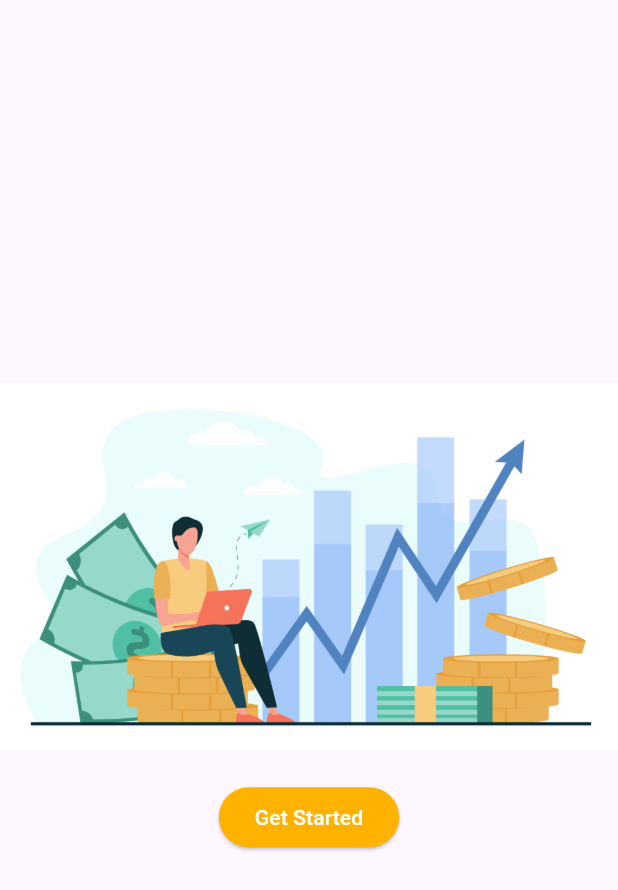
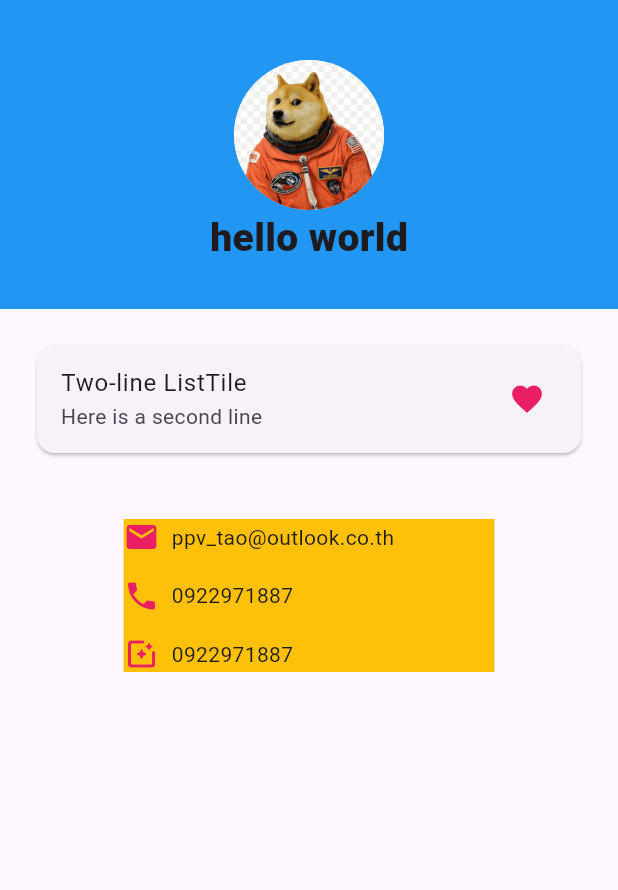
Before and after one commit to Tao-Toxicboy19/flutter_assigment02, a Flutter app: the screen it shows after launch, on a phone screen of 412 x 824 dp. Shown: the top 890 px of the screen. Run offline on Flutter 3.47's test engine with Material 3 defaults, Android fonts, the phone set to English and light mode, and no system bars; our stand-ins replace get.

```diff
--- a/lib/screens/Home/home_screen.dart
+++ b/lib/screens/Home/home_screen.dart
@@ -2,6 +2,7 @@
 
 import 'package:flutter/material.dart';
 import 'package:flutter_assigment02/screens/product/product_screen.dart';
+import 'package:flutter_assigment02/screens/contact/contact_screen.dart';
 import 'package:flutter_assigment02/widget/card/card.dart';
 import 'package:flutter_assigment02/widget/seachText/seach_text.dart';
 
@@ -37,14 +38,12 @@ class _HomePageState extends State<HomePage> {
               SearchTextFieldExample(),
               Padding(
                 padding: const EdgeInsets.all(12),
-                child: CardExample(),
+                child: Cards(),
               ),
             ],
           ),
-          // Your other pages...
           ProductPage(),
-          // SettingsPage(),
-          // Add more pages as needed
+          ContactPage(),
         ],
       ),
       bottomNavigationBar: BottomNavigationBar(
@@ -59,7 +58,7 @@ class _HomePageState extends State<HomePage> {
             label: "",
           ),
           BottomNavigationBarItem(
-            icon: Icon(Icons.settings),
+            icon: Icon(Icons.perm_contact_calendar_sharp),
             label: "",
           ),
         ],
--- a/lib/screens/Welcome/welcome_screen.dart
+++ b/lib/screens/Welcome/welcome_screen.dart
@@ -2,6 +2,7 @@
 
 import 'package:flutter/material.dart';
 import 'package:flutter_assigment02/screens/Home/home_screen.dart';
+import 'package:flutter_assigment02/screens/contact/contact_screen.dart';
 
 class WelcomePage extends StatelessWidget {
   const WelcomePage({Key? key});
@@ -9,33 +10,34 @@ class WelcomePage extends StatelessWidget {
   @override
   Widget build(BuildContext context) {
     return Scaffold(
-      body: Column(
-        mainAxisAlignment: MainAxisAlignment.center,
-        children: [
-          Center(
-            child: Image.asset("assets/images/hero.jpg"),
-          ),
-          SizedBox(height: 20),
-          ElevatedButton(
-            onPressed: () {
-              Navigator.pushReplacement(
-                context,
-                MaterialPageRoute(
-                  builder: (context) => HomePage(),
-                ),
-              );
-            },
-            style: ElevatedButton.styleFrom(
-              primary: Colors.amber.shade600,
-              // Change this color to the desired one
-            ),
-            child: Text(
-              "Get Started",
-              style: TextStyle(color: Colors.white),
-            ),
-          ),
-        ],
-      ),
+      body: ContactPage(),
+      // body: Column(
+      //   mainAxisAlignment: MainAxisAlignment.center,
+      //   children: [
+      //     Center(
+      //       child: Image.asset("assets/images/hero.jpg"),
+      //     ),
+      //     SizedBox(height: 20),
+      //     ElevatedButton(
+      //       onPressed: () {
+      //         Navigator.pushReplacement(
+      //           context,
+      //           MaterialPageRoute(
+      //             builder: (context) => HomePage(),
+      //           ),
+      //         );
+      //       },
+      //       style: ElevatedButton.styleFrom(
+      //         primary: Colors.amber.shade600,
+      //         // Change this color to the desired one
+      //       ),
+      //       child: Text(
+      //         "Get Started",
+      //         style: TextStyle(color: Colors.white),
+      //       ),
+      //     ),
+      //   ],
+      // ),
     );
   }
 }
--- /dev/null
+++ b/lib/screens/contact/contact_screen.dart
@@ -0,0 +1,126 @@
+// ignore_for_file: prefer_const_constructors, avoid_unnecessary_containers, prefer_const_literals_to_create_immutables, sized_box_for_whitespace
+
+import 'package:flutter/material.dart';
+
+class ContactPage extends StatelessWidget {
+  const ContactPage({Key? key}) : super(key: key);
+
+  @override
+  Widget build(BuildContext context) {
+    double screenHeight = MediaQuery.of(context).size.height;
+    double screenWidth = MediaQuery.of(context).size.width;
+
+    return Scaffold(
+      body: Column(
+        children: [
+          Container(
+            height: screenHeight / 4, // ปรับความสูงให้พอดีสำหรับ Text
+            width: double.infinity,
+            color: Colors.blue,
+            alignment: Alignment.center, // กำหนดการจัดวางตรงกลางของแกน x
+            child: Padding(
+              padding: EdgeInsets.only(top: 40),
+              child: Column(
+                children: [
+                  CircleAvatar(
+                    backgroundImage: AssetImage("assets/images/doge.png"),
+                    radius: 50, // ปรับขนาดของ CircleAvatar ตามที่ต้องการ
+                  ),
+                  Text(
+                    "hello world",
+                    style: TextStyle(
+                      fontSize: 26,
+                      fontWeight: FontWeight.w800,
+                    ),
+                  )
+                ],
+              ),
+            ),
+          ),
+          SizedBox(
+            height: 20,
+          ),
+          Container(
+            width: screenWidth * 0.9,
+            child: Card(
+              child: ListTile(
+                title: Text('Two-line ListTile'),
+                subtitle: Text('Here is a second line'),
+                trailing: Icon(
+                  Icons.favorite,
+                  color: Colors.pink,
+                  size: 24.0,
+                ),
+              ),
+            ),
+          ),
+          SizedBox(
+            height: 40,
+          ),
+          Container(
+            width: screenWidth * 0.6,
+            color: Colors.amber,
+            child: Column(
+              children: [
+                Container(
+                  child: Row(
+                    mainAxisAlignment: MainAxisAlignment.start,
+                    children: [
+                      Icon(
+                        Icons.email,
+                        color: Colors.pink,
+                        size: 24.0,
+                      ),
+                      Padding(
+                        padding: EdgeInsets.only(left: 8.0),
+                        child: Text("ppv_tao@outlook.co.th"),
+                      ),
+                    ],
+                  ),
+                ),
+                SizedBox(
+                  height: 15,
+                ),
+                Container(
+                  child: Row(
+                    mainAxisAlignment: MainAxisAlignment.start,
+                    children: [
+                      Icon(
+                        Icons.phone,
+                        color: Colors.pink,
+                        size: 24.0,
+                      ),
+                      Padding(
+                        padding: EdgeInsets.only(left: 8.0),
+                        child: Text("0922971887"),
+                      ),
+                    ],
+                  ),
+                ),
+                SizedBox(
+                  height: 15,
+                ),
+                Container(
+                  child: Row(
+                    mainAxisAlignment: MainAxisAlignment.start,
+                    children: [
+                      Icon(
+                        Icons.photo_filter_rounded,
+                        color: Colors.pink,
+                        size: 24.0,
+                      ),
+                      Padding(
+                        padding: EdgeInsets.only(left: 8.0),
+                        child: Text("0922971887"),
+                      ),
+                    ],
+                  ),
+                ),
+              ],
+            ),
+          ),
+        ],
+      ),
+    );
+  }
+}
--- a/lib/screens/product/product_screen.dart
+++ b/lib/screens/product/product_screen.dart
@@ -1,4 +1,4 @@
-// ignore_for_file: prefer_const_constructors
+// ignore_for_file: prefer_const_constructors, prefer_const_literals_to_create_immutables, avoid_unnecessary_containers
 
 import 'package:flutter/material.dart';
 
@@ -8,7 +8,54 @@ class ProductPage extends StatelessWidget {
   @override
   Widget build(BuildContext context) {
     return Scaffold(
-      body: Text("hello world"),
+      body: Column(
+        children: [
+          Column(
+            children: [
+              Container(
+                child: Center(
+                  child: Text(
+                    "Coin list",
+                    style: TextStyle(
+                      fontWeight: FontWeight.w900,
+                      fontSize: 24,
+                      letterSpacing: 1.5,
+                    ),
+                  ),
+                ),
+              ),
+              Column(
+                children: [
+                  Card(
+                    child: ListTile(
+                      leading: Image.asset("assets/images/dogecoin.jpg"),
+                      title: Text('Two-line ListTile'),
+                      subtitle: Text('Here is a second line'),
+                      trailing: Icon(Icons.more_vert),
+                    ),
+                  ),
+                  Card(
+                    child: ListTile(
+                      leading: Image.asset("assets/images/dogecoin.jpg"),
+                      title: Text('Two-line ListTile'),
+                      subtitle: Text('Here is a second line'),
+                      trailing: Icon(Icons.more_vert),
+                    ),
+                  ),
+                  Card(
+                    child: ListTile(
+                      leading: Image.asset("assets/images/doge.png"),
+                      title: Text('Two-line ListTile'),
+                      subtitle: Text('Here is a second line'),
+                      trailing: Icon(Icons.more_vert),
+                    ),
+                  ),
+                ],
+              )
+            ],
+          ),
+        ],
+      ),
     );
   }
 }
--- a/lib/screens/settings/Settings_screen.dart
+++ /dev/null
@@ -1,14 +0,0 @@
-// ignore_for_file: prefer_const_constructors
-
-import 'package:flutter/material.dart';
-
-class SettingPage extends StatelessWidget {
-  const SettingPage({super.key});
-
-  @override
-  Widget build(BuildContext context) {
-    return Scaffold(
-      body: Text("hello world"),
-    );
-  }
-}
--- a/lib/widget/card/card.dart
+++ b/lib/widget/card/card.dart
@@ -2,8 +2,8 @@
 
 import 'package:flutter/material.dart';
 
-class CardExample extends StatelessWidget {
-  const CardExample({super.key});
+class Cards extends StatelessWidget {
+  const Cards({super.key});
 
   @override
   Widget build(BuildContext context) {
```
Also changed, not shown: assets/images/btc.jpg (added), assets/images/dogecoin.jpg (added), assets/images/shiba.webp (added).
